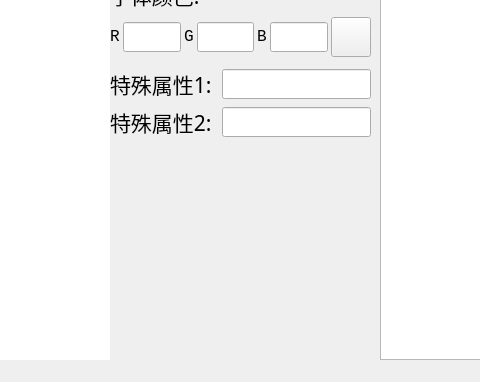
Qt form mainwindow.ui (BC-driver/CSGrapher) before a commit; both pictures show x 543 to 1023 and y 362 to 744 of the 1228 by 744 pixel window.
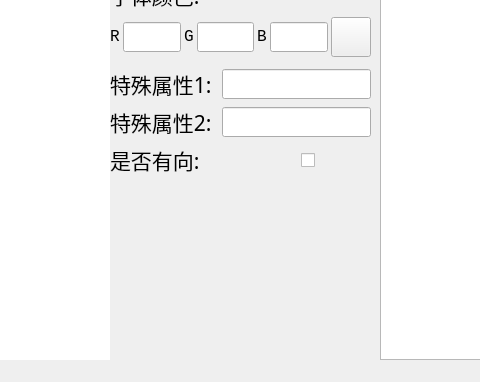
The same form after that commit. Icons and pictures are not drawn. Custom widgets are drawn as their Qt base class.

The edit to the form file:
```diff
--- a/mainwindow.ui
+++ b/mainwindow.ui
@@ -899,6 +899,47 @@
              </item>
             </layout>
            </item>
+           <item>
+            <layout class="QHBoxLayout" name="horizontalLayout_9">
+             <property name="spacing">
+              <number>10</number>
+             </property>
+             <item>
+              <widget class="QLabel" name="directLabel">
+               <property name="sizePolicy">
+                <sizepolicy hsizetype="Preferred" vsizetype="Maximum">
+                 <horstretch>0</horstretch>
+                 <verstretch>0</verstretch>
+                </sizepolicy>
+               </property>
+               <property name="font">
+                <font>
+                 <family>等线</family>
+                 <pointsize>16</pointsize>
+                 <weight>50</weight>
+                 <bold>false</bold>
+                </font>
+               </property>
+               <property name="text">
+                <string>是否有向:</string>
+               </property>
+              </widget>
+             </item>
+             <item>
+              <widget class="QCheckBox" name="directCheckBox">
+               <property name="maximumSize">
+                <size>
+                 <width>70</width>
+                 <height>30</height>
+                </size>
+               </property>
+               <property name="text">
+                <string/>
+               </property>
+              </widget>
+             </item>
+            </layout>
+           </item>
            <item>
             <spacer name="verticalSpacer_2">
              <property name="orientation">
```
